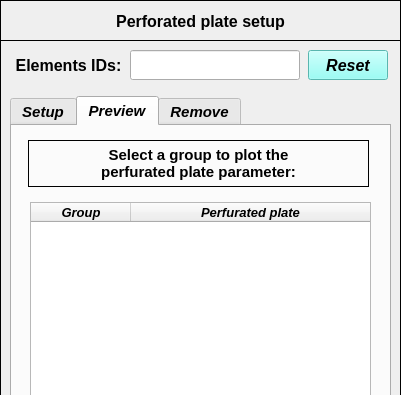
The window that data/user_input/ui/Model/Setup/Acoustic/PerforatedPlateInput.ui (open-pulse/OpenPulse) describes before a commit, drawn with Qt 5; both pictures show x 0 to 401 and y 0 to 395 of the 401 by 731 pixel window.
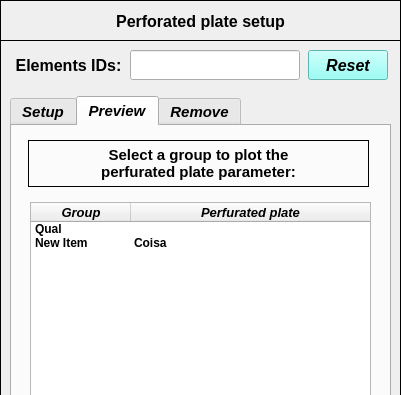
The same window after the commit. The open tabs and pages were chosen to show the change. Icons and pictures are not drawn.

Patch:
```diff
--- a/data/user_input/ui/Model/Setup/Acoustic/PerforatedPlateInput.ui
+++ b/data/user_input/ui/Model/Setup/Acoustic/PerforatedPlateInput.ui
@@ -2945,7 +2945,9 @@
         <font>
          <family>Arial</family>
          <pointsize>9</pointsize>
-         <italic>true</italic>
+         <weight>75</weight>
+         <italic>false</italic>
+         <bold>true</bold>
         </font>
        </property>
        <property name="indentation">
@@ -2997,6 +2999,22 @@
          <set>AlignCenter</set>
         </property>
        </column>
+       <item>
+        <property name="text">
+         <string>Qual</string>
+        </property>
+        <property name="text">
+         <string/>
+        </property>
+       </item>
+       <item>
+        <property name="text">
+         <string>New Item</string>
+        </property>
+        <property name="text">
+         <string>Coisa</string>
+        </property>
+       </item>
       </widget>
       <widget class="QPushButton" name="pushButton_get_information_plot">
        <property name="geometry">
```
Left out of the diff: 18 changed lines with no effect on the pictures.
